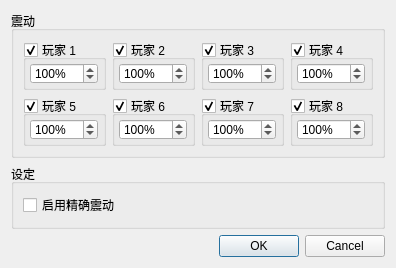
Above: src/yuzu/configuration/configure_vibration.ui from formylover/yuzu-early-access before the change. Below: the same form after it.
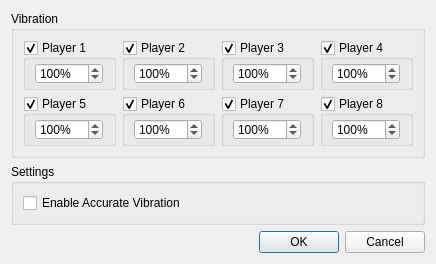
That is the form after the change.

```diff
--- a/src/yuzu/configuration/configure_vibration.ui
+++ b/src/yuzu/configuration/configure_vibration.ui
@@ -20,7 +20,7 @@
    <item>
     <widget class="QGroupBox" name="vibrationStrengthGroup">
      <property name="title">
-      <string>震动</string>
+      <string>Vibration</string>
      </property>
      <layout class="QVBoxLayout" name="verticalLayout_3" stretch="0,0">
       <property name="leftMargin">
@@ -53,7 +53,7 @@
          <item>
           <widget class="QGroupBox" name="vibrationGroupPlayer1">
            <property name="title">
-            <string>玩家 1</string>
+            <string>Player 1</string>
            </property>
            <property name="checkable">
             <bool>true</bool>
@@ -105,7 +105,7 @@
          <item>
           <widget class="QGroupBox" name="vibrationGroupPlayer2">
            <property name="title">
-            <string>玩家 2</string>
+            <string>Player 2</string>
            </property>
            <property name="checkable">
             <bool>true</bool>
@@ -157,7 +157,7 @@
          <item>
           <widget class="QGroupBox" name="vibrationGroupPlayer3">
            <property name="title">
-            <string>玩家 3</string>
+            <string>Player 3</string>
            </property>
            <property name="checkable">
             <bool>true</bool>
@@ -209,7 +209,7 @@
          <item>
           <widget class="QGroupBox" name="vibrationGroupPlayer4">
            <property name="title">
-            <string>玩家 4</string>
+            <string>Player 4</string>
            </property>
            <property name="checkable">
             <bool>true</bool>
@@ -279,7 +279,7 @@
          <item>
           <widget class="QGroupBox" name="vibrationGroupPlayer7">
            <property name="title">
-            <string>玩家 5</string>
+            <string>Player 5</string>
            </property>
            <property name="checkable">
             <bool>true</bool>
@@ -331,7 +331,7 @@
          <item>
           <widget class="QGroupBox" name="vibrationGroupPlayer8">
            <property name="title">
-            <string>玩家 6</string>
+            <string>Player 6</string>
            </property>
            <property name="checkable">
             <bool>true</bool>
@@ -383,7 +383,7 @@
          <item>
           <widget class="QGroupBox" name="vibrationGroupPlayer5">
            <property name="title">
-            <string>玩家 7</string>
+            <string>Player 7</string>
            </property>
            <property name="checkable">
             <bool>true</bool>
@@ -435,7 +435,7 @@
          <item>
           <widget class="QGroupBox" name="vibrationGroupPlayer6">
            <property name="title">
-            <string>玩家 8</string>
+            <string>Player 8</string>
            </property>
            <property name="checkable">
             <bool>true</bool>
@@ -493,13 +493,13 @@
    <item>
     <widget class="QGroupBox" name="vibrationSettingsGroup">
      <property name="title">
-      <string>设定</string>
+      <string>Settings</string>
      </property>
      <layout class="QVBoxLayout" name="verticalLayout">
       <item>
        <widget class="QCheckBox" name="checkBoxAccurateVibration">
         <property name="text">
-         <string>启用精确震动</string>
+         <string>Enable Accurate Vibration</string>
         </property>
        </widget>
       </item>
```
Left out of the diff: 2 changed lines with no effect on the pictures.
